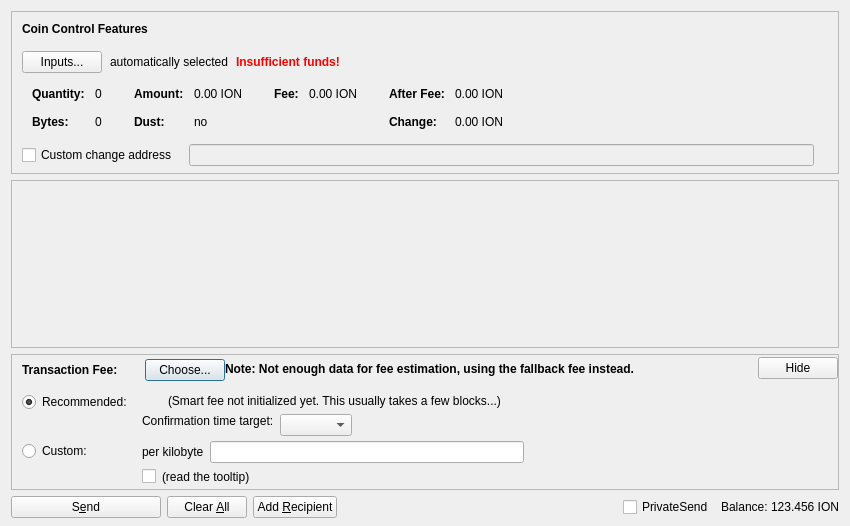
Old version of the form src/qt/forms/sendcoinsdialog.ui in the repository ioncoincore/ion-bitbucket.
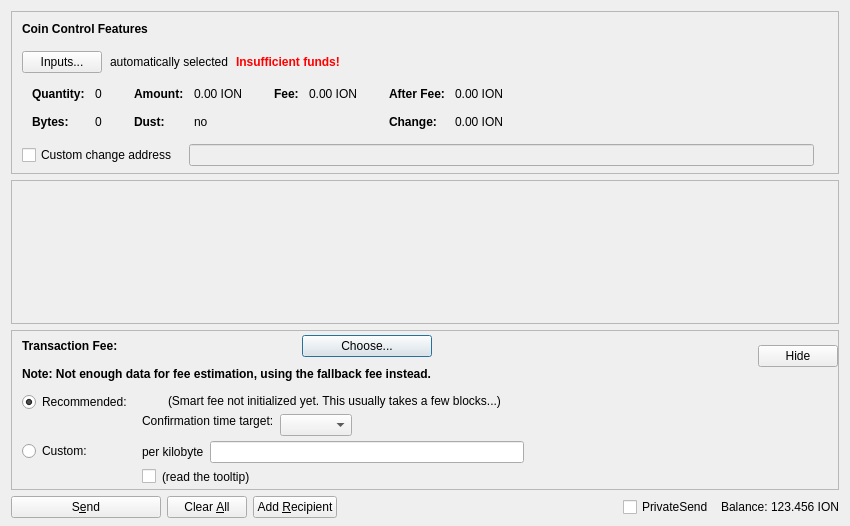
New version of the form. Custom widgets are drawn as their Qt base class.

Patch:
```diff
--- a/src/qt/forms/sendcoinsdialog.ui
+++ b/src/qt/forms/sendcoinsdialog.ui
@@ -745,19 +745,17 @@
              </layout>
             </item>
             <item>
-             <spacer name="verticalSpacer_5">
+             <spacer name="verticalSpacer_7">
               <property name="orientation">
                <enum>Qt::Vertical</enum>
               </property>
               <property name="sizeHint" stdset="0">
                <size>
                 <width>1</width>
-                <height>1</height>
+                <height>10</height>
                </size>
               </property>
              </spacer>
-            </item>
-           </layout>
           </item>
           <item>
            <widget class="QLabel" name="fallbackFeeWarningLabel">
@@ -779,17 +777,29 @@
            </widget>
           </item>
           <item>
+             <spacer name="verticalSpacer_5">
+              <property name="orientation">
+               <enum>Qt::Vertical</enum>
+              </property>
+              <property name="sizeHint" stdset="0">
+               <size>
+                <width>1</width>
+                <height>1</height>
+               </size>
+              </property>
+             </spacer>
+            </item>
+           </layout>
+          </item>
+          <item>
            <spacer name="horizontalSpacer_4">
             <property name="orientation">
              <enum>Qt::Horizontal</enum>
             </property>
-            <property name="sizeType">
-             <enum>QSizePolicy::MinimumExpanding</enum>
-            </property>
             <property name="sizeHint" stdset="0">
              <size>
-              <width>40</width>
-              <height>20</height>
+              <width>1</width>
+              <height>1</height>
              </size>
             </property>
            </spacer>
```
Lines whose indentation alone changed are shown as unchanged.
